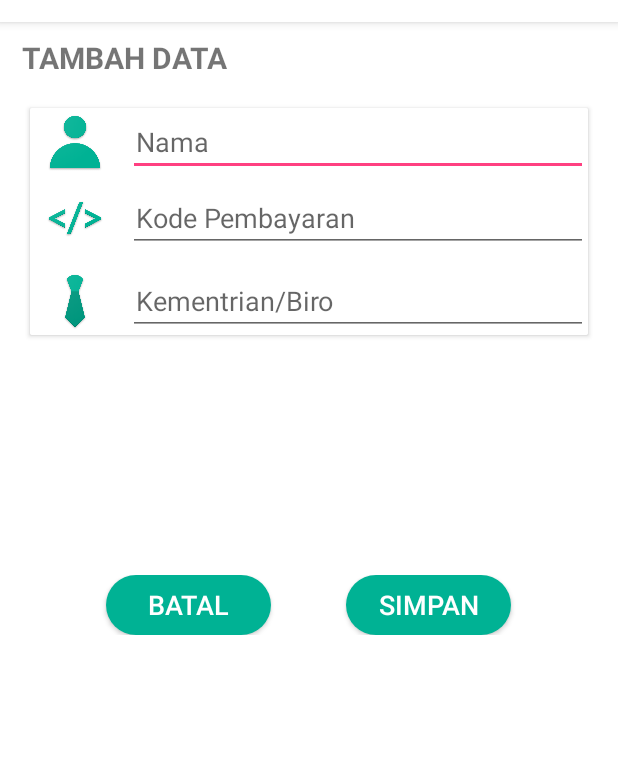
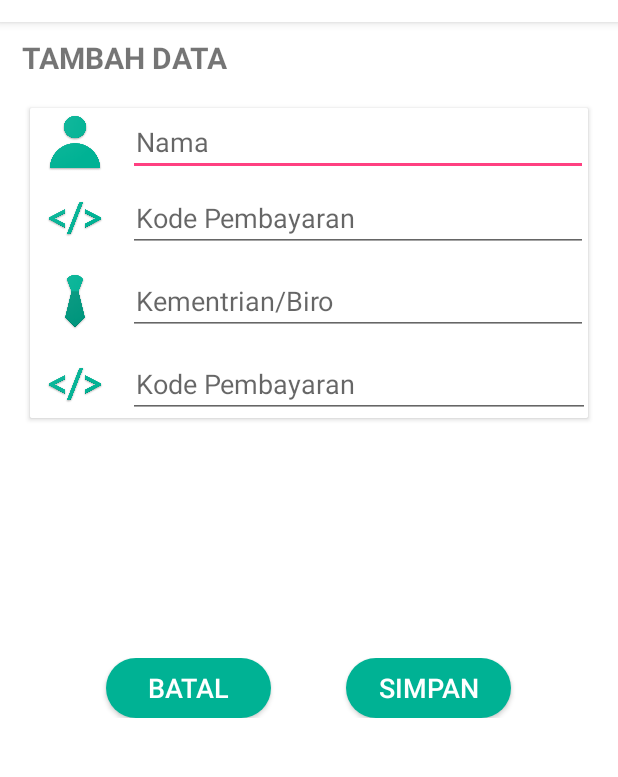
Before and after one commit to arifandis/BayarKas, an Android app: the fragment FragmentTambahData shown on its own in the app's theme, on a phone screen of 412 x 824 dp, the part 62-839 px from its top. Run offline under Robolectric (Android 15) with nearby library versions, the phone set to English and light mode, and no system bars.

Commit message:
Update pagi

```diff
--- a/app/src/main/java/squad/seven/bayarkas/Fragment/FragmentSettings.java
+++ b/app/src/main/java/squad/seven/bayarkas/Fragment/FragmentSettings.java
@@ -43,7 +43,7 @@ public class FragmentSettings extends Fragment {
     }
 
     void moveFragment(View v){
-        Fragment fragment=null;
+        Fragment fragment = null;
         if (v.equals(mTambahData)){
             fragment = new FragmentTambahData();
         }
--- a/app/src/main/res/layout/activity_home.xml
+++ b/app/src/main/res/layout/activity_home.xml
@@ -53,8 +53,6 @@
             android:layout_height="70dp"
             android:background="@drawable/setting"/>
 
-
-
     </LinearLayout>
 
     <View
--- a/app/src/main/res/layout/fragment_tambah_data.xml
+++ b/app/src/main/res/layout/fragment_tambah_data.xml
@@ -105,6 +105,31 @@
 
             </LinearLayout>
 
+            <LinearLayout
+                android:layout_width="match_parent"
+                android:layout_height="wrap_content"
+                android:orientation="horizontal"
+                android:layout_marginTop="10dp"
+                android:background="#ffffff">
+
+                <ImageView
+                    android:layout_width="40dp"
+                    android:layout_height="40dp"
+                    android:src="@drawable/kode_bayar"
+                    android:layout_gravity="center_vertical"
+                    android:layout_marginLeft="10dp"
+                    />
+                <EditText
+                    android:id="@+id/kodebayar_tambah_data"
+                    android:layout_width="308dp"
+                    android:layout_height="wrap_content"
+                    android:layout_marginLeft="15dp"
+                    android:hint="Kode Pembayaran"
+                    android:textSize="18dp"
+                    android:paddingLeft="5dp"/>
+
+            </LinearLayout>
+
         </LinearLayout>
 
     </android.support.v7.widget.CardView>
```
Also changed, not shown: app/src/main/java/squad/seven/bayarkas/Fragment/FragmentSimpan.java (+9 -1 lines), app/src/main/res/layout/fragment_simpan.xml (+9 -8 lines).
